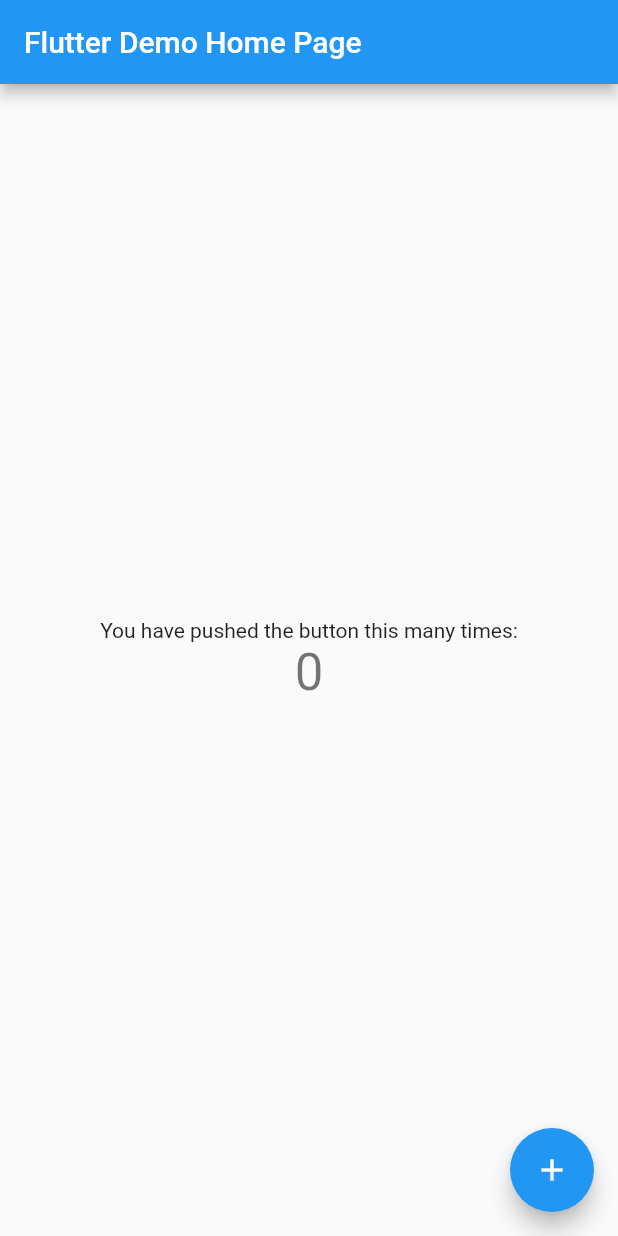
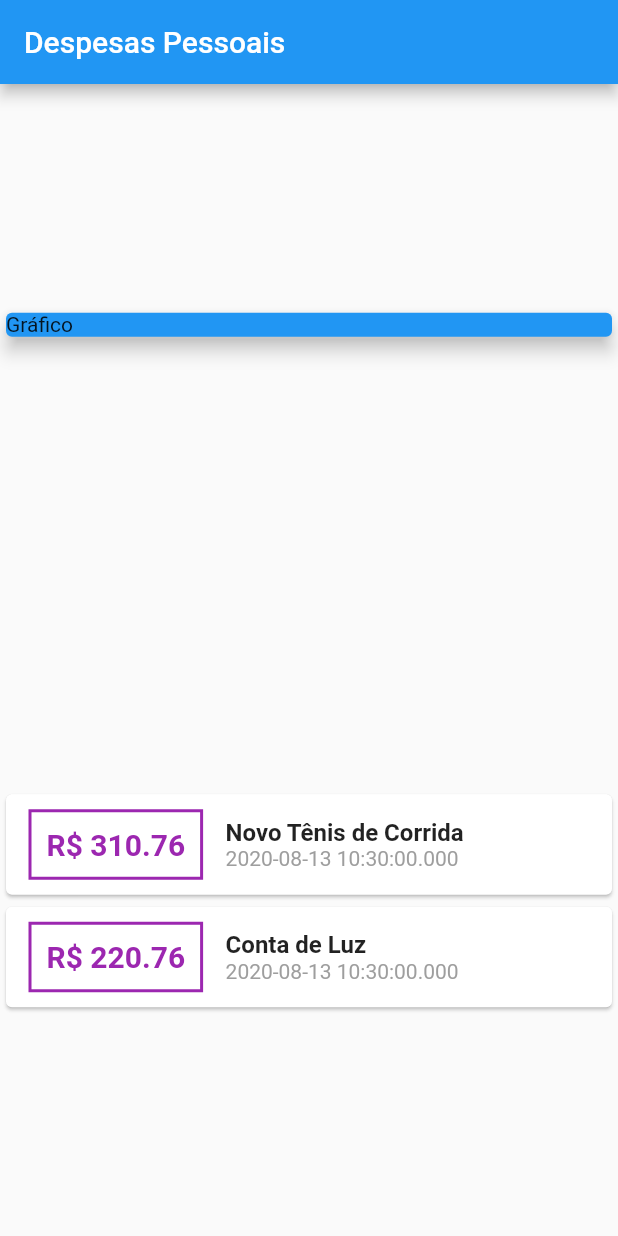
Before and after one commit to diogobh93/Flutter_Expenses, a Flutter app: the screen it shows after launch, on a phone screen of 412 x 824 dp. Run offline on Flutter 3.47's test engine with Material 2 defaults, Android fonts, the phone set to English and light mode, and no system bars.

Commit message:
Create initial components

```diff
--- a/lib/main.dart
+++ b/lib/main.dart
@@ -1,117 +1,101 @@
+import 'models/transaction.dart';
 import 'package:flutter/material.dart';
 
-void main() {
-  runApp(MyApp());
-}
+main () => runApp(ExpensesApp());
 
-class MyApp extends StatelessWidget {
-  // This widget is the root of your application.
+class ExpensesApp extends StatelessWidget {
   @override
   Widget build(BuildContext context) {
     return MaterialApp(
-      title: 'Flutter Demo',
-      theme: ThemeData(
-        // This is the theme of your application.
-        //
-        // Try running your application with "flutter run". You'll see the
-        // application has a blue toolbar. Then, without quitting the app, try
-        // changing the primarySwatch below to Colors.green and then invoke
-        // "hot reload" (press "r" in the console where you ran "flutter run",
-        // or simply save your changes to "hot reload" in a Flutter IDE).
-        // Notice that the counter didn't reset back to zero; the application
-        // is not restarted.
-        primarySwatch: Colors.blue,
-        // This makes the visual density adapt to the platform that you run
-        // the app on. For desktop platforms, the controls will be smaller and
-        // closer together (more dense) than on mobile platforms.
-        visualDensity: VisualDensity.adaptivePlatformDensity,
-      ),
-      home: MyHomePage(title: 'Flutter Demo Home Page'),
+      home: MyHomePage(),
     );
   }
 }
 
-class MyHomePage extends StatefulWidget {
-  MyHomePage({Key key, this.title}) : super(key: key);
+class MyHomePage extends StatelessWidget {
 
-  // This widget is the home page of your application. It is stateful, meaning
-  // that it has a State object (defined below) that contains fields that affect
-  // how it looks.
-
-  // This class is the configuration for the state. It holds the values (in this
-  // case the title) provided by the parent (in this case the App widget) and
-  // used by the build method of the State. Fields in a Widget subclass are
-  // always marked "final".
-
-  final String title;
-
-  @override
-  _MyHomePageState createState() => _MyHomePageState();
-}
-
-class _MyHomePageState extends State<MyHomePage> {
-  int _counter = 0;
-
-  void _incrementCounter() {
-    setState(() {
-      // This call to setState tells the Flutter framework that something has
-      // changed in this State, which causes it to rerun the build method below
-      // so that the display can reflect the updated values. If we changed
-      // _counter without calling setState(), then the build method would not be
-      // called again, and so nothing would appear to happen.
-      _counter++;
-    });
-  }
+  final _transactions = [
+    Transaction(
+      id: 't1',
+      title: 'Novo Tênis de Corrida',
+      value: 310.76,
+      date: DateTime.now(),
+    ),
+     Transaction(
+      id: 't2',
+      title: 'Conta de Luz',
+      value: 220.76,
+      date: DateTime.now(),
+    ),
+  ];
 
   @override
   Widget build(BuildContext context) {
-    // This method is rerun every time setState is called, for instance as done
-    // by the _incrementCounter method above.
-    //
-    // The Flutter framework has been optimized to make rerunning build methods
-    // fast, so that you can just rebuild anything that needs updating rather
-    // than having to individually change instances of widgets.
     return Scaffold(
-      appBar: AppBar(
-        // Here we take the value from the MyHomePage object that was created by
-        // the App.build method, and use it to set our appbar title.
-        title: Text(widget.title),
+      appBar: AppBar (
+        title: Text('Despesas Pessoais')
       ),
-      body: Center(
-        // Center is a layout widget. It takes a single child and positions it
-        // in the middle of the parent.
-        child: Column(
-          // Column is also a layout widget. It takes a list of children and
-          // arranges them vertically. By default, it sizes itself to fit its
-          // children horizontally, and tries to be as tall as its parent.
-          //
-          // Invoke "debug painting" (press "p" in the console, choose the
-          // "Toggle Debug Paint" action from the Flutter Inspector in Android
-          // Studio, or the "Toggle Debug Paint" command in Visual Studio Code)
-          // to see the wireframe for each widget.
-          //
-          // Column has various properties to control how it sizes itself and
-          // how it positions its children. Here we use mainAxisAlignment to
-          // center the children vertically; the main axis here is the vertical
-          // axis because Columns are vertical (the cross axis would be
-          // horizontal).
-          mainAxisAlignment: MainAxisAlignment.center,
-          children: <Widget>[
-            Text(
-              'You have pushed the button this many times:',
+      body: Column(
+        mainAxisAlignment: MainAxisAlignment.spaceAround,
+        crossAxisAlignment: CrossAxisAlignment.stretch,
+        children: <Widget> [
+          Container(
+            child: Card(
+              color: Colors.blue,
+              child: Text('Gráfico'),
+              elevation: 5,
             ),
-            Text(
-              '$_counter',
-              style: Theme.of(context).textTheme.headline4,
-            ),
-          ],
-        ),
+          ),
+          Column(
+            children: [
+              ..._transactions.map((tr) {
+              return Card(
+                child: Row(
+                  children: <Widget>[
+                  Container(
+                    margin: EdgeInsets.symmetric(
+                      horizontal: 15,
+                      vertical: 10
+                    ),
+                    decoration: BoxDecoration(
+                      border: Border.all(
+                        color: Colors.purple,
+                        width: 2,
+                        )
+                    ),
+                    padding: EdgeInsets.all(10),
+                    child: Text(
+                     'R\$ ${tr.value.toStringAsFixed(2)}',
+                      style: TextStyle(
+                        fontWeight: FontWeight.bold,
+                        fontSize: 20,
+                        color: Colors.purple,
+                      ),
+                    )
+                  ),
+                  Column(
+                    crossAxisAlignment: CrossAxisAlignment.start,
+                    children: <Widget>[
+                      Text(tr.title,
+                        style: TextStyle(
+                          fontWeight: FontWeight.bold,
+                          fontSize: 16,
+                        ),
+                      ),
+                      Text(tr.date.toString(),
+                      style: TextStyle(
+                        color: Colors.grey,
+                      ),),
+
+                    ],
+                  )
+                ],),
+              );
+            }).toList(),
+            ]
+          )
+        ],
       ),
-      floatingActionButton: FloatingActionButton(
-        onPressed: _incrementCounter,
-        tooltip: 'Increment',
-        child: Icon(Icons.add),
-      ), // This trailing comma makes auto-formatting nicer for build methods.
     );
   }
 }
--- /dev/null
+++ b/lib/models/transaction.dart
@@ -0,0 +1,16 @@
+import 'package:flutter/foundation.dart';
+
+
+class Transaction {
+  final String id;
+  final String title;
+  final double value;
+  final DateTime date;
+
+  Transaction({
+    @required this.id,
+    @required this.title,
+    @required this.value,
+    @required this.date
+  });
+}
```
